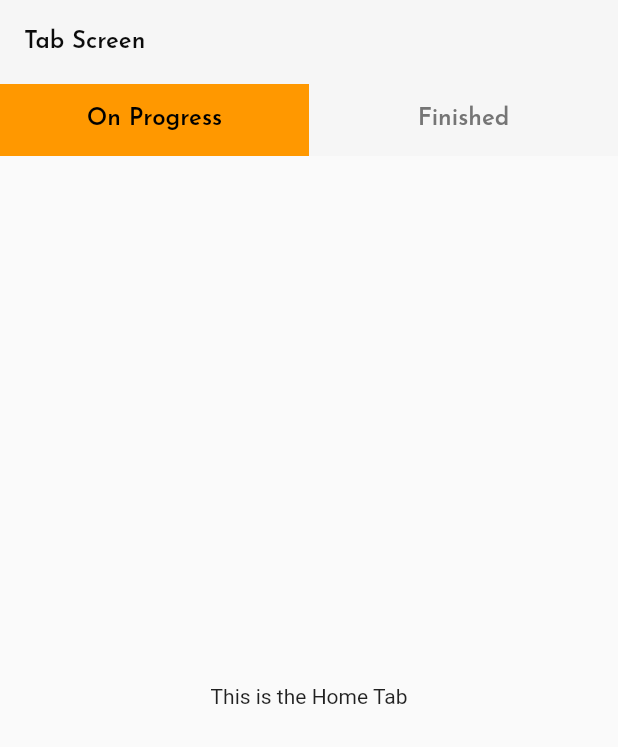
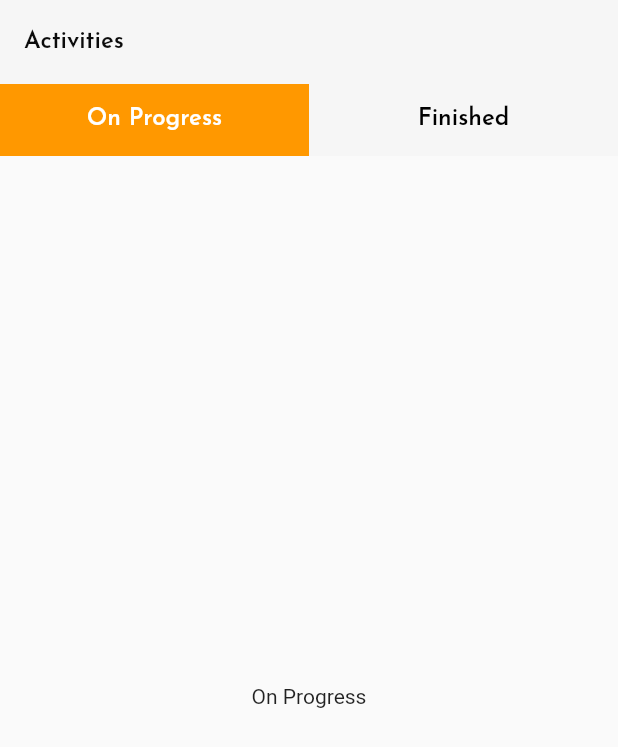
Before and after one commit to Kelompok-Capstone-9/MOBILE, a Flutter app: the screen it shows after launch, on a phone screen of 412 x 824 dp. Shown: the top 747 px of the screen. Run offline on Flutter 3.47's test engine with Material 2 defaults, Android fonts, the phone set to English and light mode, and no system bars; our stand-ins replace google_fonts.

Commit message:
update style activities screen

```diff
--- a/lib/view/activities/activities_screen.dart
+++ b/lib/view/activities/activities_screen.dart
@@ -37,16 +37,16 @@ class _ActivitiesScreenState extends State<ActivitiesScreen> {
       child: Scaffold(
         appBar: AppBar(
           title: Text(
-            'Tab Screen',
+            'Activities',
             style: ThemeText.heading1,
           ),
           backgroundColor: ColorsTheme.bgScreen,
           elevation: 0,
           bottom: TabBar(
             labelStyle: ThemeText.heading1,
-            labelColor: Colors.black,
-            unselectedLabelColor: Colors.grey[600],
-            indicator: BoxDecoration(
+            labelColor: Colors.white,
+            unselectedLabelColor: Colors.black,
+            indicator: const BoxDecoration(
               color: Colors.orange,
             ),
             onTap: (index) {
@@ -70,7 +70,7 @@ class OnProgressTab extends StatelessWidget {
   @override
   Widget build(BuildContext context) {
     return const Center(
-      child: Text('This is the Home Tab'),
+      child: Text('On Progress'),
     );
   }
 }
@@ -82,7 +82,7 @@ class FinishedTab extends StatelessWidget {
   @override
   Widget build(BuildContext context) {
     return const Center(
-      child: Text('This is the Settings Tab'),
+      child: Text('Finished'),
     );
   }
 }
```
